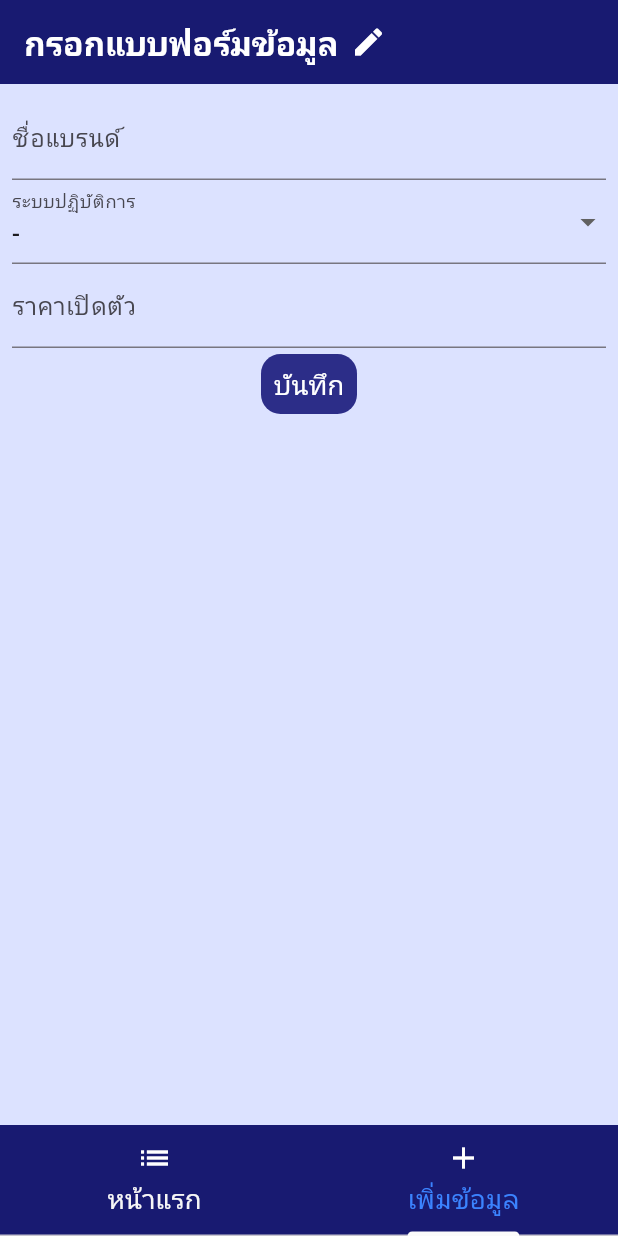
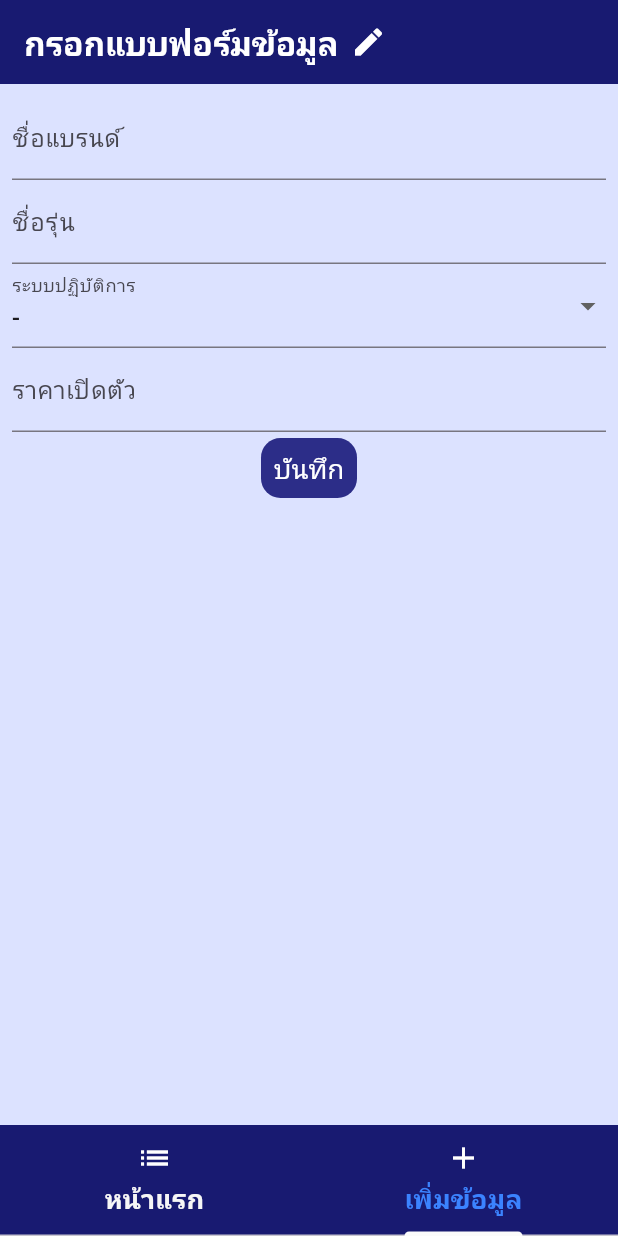
Before and after one commit to ratchanona65/MobileApplication, a Flutter app: the screen it shows after launch, tab 2 chosen, on a phone screen of 412 x 824 dp. Run offline on Flutter 3.47's test engine with Material 3 defaults, Android fonts, the phone set to English and light mode, and no system bars; our stand-ins replace google_fonts, image_picker, sembast; Roboto replaces fonts that are missing (Kanit); statements that could not run were skipped.

Commit message:
เพิ่ม value โมเดล

```diff
--- a/lib/database/transaction_db.dart
+++ b/lib/database/transaction_db.dart
@@ -26,6 +26,7 @@ class TransactionDB {
     var keyID = await store.add(db, {
       "keyID": statement.keyID,
       "brand": statement.brand,
+      "model": statement.model,
       "price": statement.price,
       "date": statement.date.toIso8601String(),
       "imagePath": statement.imagePath,
@@ -50,6 +51,7 @@ class TransactionDB {
       transactions.add(Transactions(
         keyID: record.key,
         brand: record['brand'].toString(),
+        model: record['model'].toString(),
         price: double.parse(record['price'].toString()),
         date: DateTime.parse(record['date'].toString()),
         imagePath: record['imagePath'].toString(),
--- a/lib/main.dart
+++ b/lib/main.dart
@@ -58,6 +58,10 @@ class _MyHomePageState extends State<MyHomePage> {
         backgroundColor: const Color.fromARGB(255, 24, 26, 113),
         body: TabBarView(children: [HomeScreen(), FormScreen()]),
         bottomNavigationBar: TabBar(
+          labelStyle: GoogleFonts.kanit(
+            fontSize: 18, // ขนาดฟอนต์
+            fontWeight: FontWeight.bold, // หนา
+          ),
           tabs: [
             Tab(
               icon: Icon(
@@ -65,32 +69,19 @@ class _MyHomePageState extends State<MyHomePage> {
                 color: Colors.white,
               ),
               text: "หน้าแรก",
-
-              // style: GoogleFonts.kanit(
-              //       textStyle: const TextStyle(
-              //           fontSize: 22,
-              //           fontWeight: FontWeight.bold,
-              //           color: Colors.white)),
             ),
             Tab(
               icon: Icon(Icons.add, color: Colors.white),
               text: "เพิ่มข้อมูล",
             )
           ],
+
           labelColor: const Color.fromARGB(
               255, 59, 131, 255), // สีของข้อความที่ถูกเลือก
           unselectedLabelColor: const Color.fromARGB(
               255, 246, 246, 246), // สีของข้อความที่ไม่ถูกเลือก
-          indicatorColor:
-              const Color.fromARGB(255, 251, 251, 251), // สีของ indicator
-          labelStyle: GoogleFonts.kanit(
-            textStyle: TextStyle(
-              fontSize: 18, // ขนาดฟอนต์
-              //fontWeight: FontWeight.bold, // น้ำหนักฟอนต์
-            ),
-          ),
-
-          //****************
+          indicatorColor: const Color.fromARGB(
+              255, 251, 251, 251), // สีของขีดด้านใต้เมนูที่เลือก
         ),
       ),
     );
--- a/lib/models/transaction.dart
+++ b/lib/models/transaction.dart
@@ -1,5 +1,6 @@
 class Transactions {
   final String brand;
+  final String model;
   final double price;
   final DateTime date;
   final String imagePath;
@@ -7,6 +8,7 @@ class Transactions {
 
   Transactions({
     required this.brand,
+    required this.model,
     required this.price,
     required this.date,
     required this.imagePath,
--- a/lib/provider/transaction_provider.dart
+++ b/lib/provider/transaction_provider.dart
@@ -7,9 +7,7 @@ import 'package:myapp/models/transaction.dart';
 
 class TransactionProvider with ChangeNotifier {
   List<Transactions> transactions = [
-    // Transaction(brand: 'Samsung', price: 29000, date: DateTime.now()),
-    // Transaction(title: 'เสื้อ', amount: 500, date: DateTime.now()),
-    // Transaction(title: 'รองเท้า', amount: 1000, date: DateTime.now()),
+    // Transaction(brand: 'Samsung',model: 'galaxy s24', price: 29000, date: DateTime.now()),
   ];
 
   List<Transactions> getTransaction() {
--- a/lib/screens/form_screen.dart
+++ b/lib/screens/form_screen.dart
@@ -10,7 +10,8 @@ class FormScreen extends StatelessWidget {
   FormScreen({super.key});
 
   final formKey = GlobalKey<FormState>();
-  final brandController = TextEditingController(); //ชื่อรุ่น
+  final brandController = TextEditingController(); //ชื่อแบรนด์
+  final modelController = TextEditingController(); //ชื่อรุ่น
   final priceController = TextEditingController(); //ราคา
 
   String iconController = "assets/img/icon_question.png"; //เริ่มต้นเป็น ?
@@ -52,6 +53,18 @@ class FormScreen extends StatelessWidget {
                     ),
                     autofocus: false, //เปิด -ปิด แป้น
                     controller: brandController,
+                    validator: (String? str) {
+                      if (str!.isEmpty) {
+                        return 'กรุณากรอกข้อมูล';
+                      }
+                    },
+                  ),
+                  TextFormField(
+                    decoration: const InputDecoration(
+                      labelText: 'ชื่อรุ่น',
+                    ),
+                    autofocus: false, //เปิด -ปิด แป้น
+                    controller: modelController,
                     validator: (String? str) {
                       if (str!.isEmpty) {
                         return 'กรุณากรอกข้อมูล';
@@ -108,6 +121,7 @@ class FormScreen extends StatelessWidget {
 
                           var statement = Transactions(
                             brand: brandController.text,
+                            model: modelController.text,
                             price: double.parse(priceController.text),
                             date: DateTime.now(),
                             imagePath: iconController.isNotEmpty
```
Also changed, not shown: lib/screens/home_screen.dart (+8 -2 lines).
